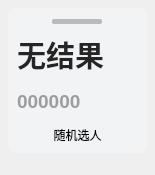
First picture: the form in ui/widget.ui, repository windyslime/RandPicker-1, before the edit.
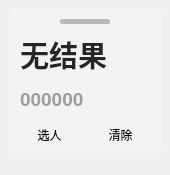
Second picture: the form after the edit. Custom widgets are drawn as their Qt base class.

```diff
--- a/ui/widget.ui
+++ b/ui/widget.ui
@@ -6,7 +6,7 @@
             <rect>
                 <x>0</x>
                 <y>0</y>
-                <width>155</width>
+    <width>170</width>
                 <height>175</height>
             </rect>
         </property>
@@ -105,6 +105,12 @@
                         </item>
                         <item>
                             <layout class="QVBoxLayout" name="verticalLayout_2">
+        <property name="spacing">
+         <number>2</number>
+        </property>
+        <property name="leftMargin">
+         <number>3</number>
+        </property>
                                 <item>
                                     <widget class="QLabel" name="name">
                                         <property name="font">
@@ -143,10 +149,21 @@
                                         </property>
                                     </widget>
                                 </item>
+       </layout>
+      </item>
+      <item>
+       <layout class="QHBoxLayout" name="horizontalLayout">
                                 <item>
                                     <widget class="PushButton" name="btn">
                                         <property name="text">
-                                            <string>随机选人</string>
+           <string>选人</string>
+          </property>
+         </widget>
+        </item>
+        <item>
+         <widget class="PushButton" name="btn_clear">
+          <property name="text">
+           <string>清除</string>
                                         </property>
                                     </widget>
                                 </item>
```
Lines whose indentation alone changed are shown as unchanged.
